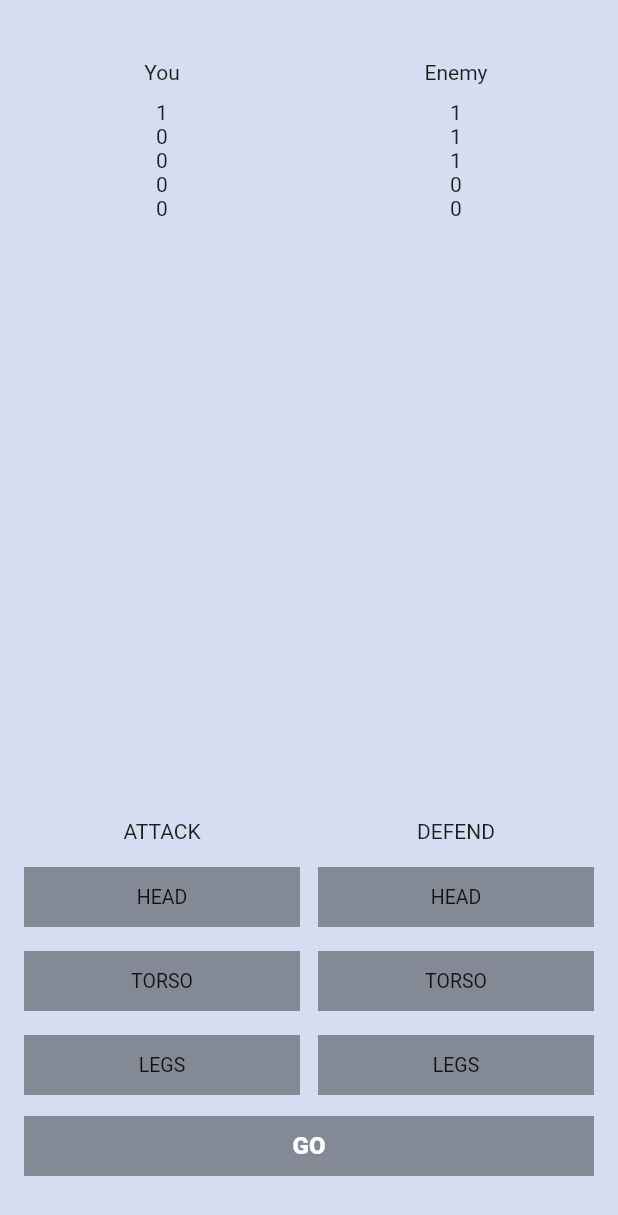
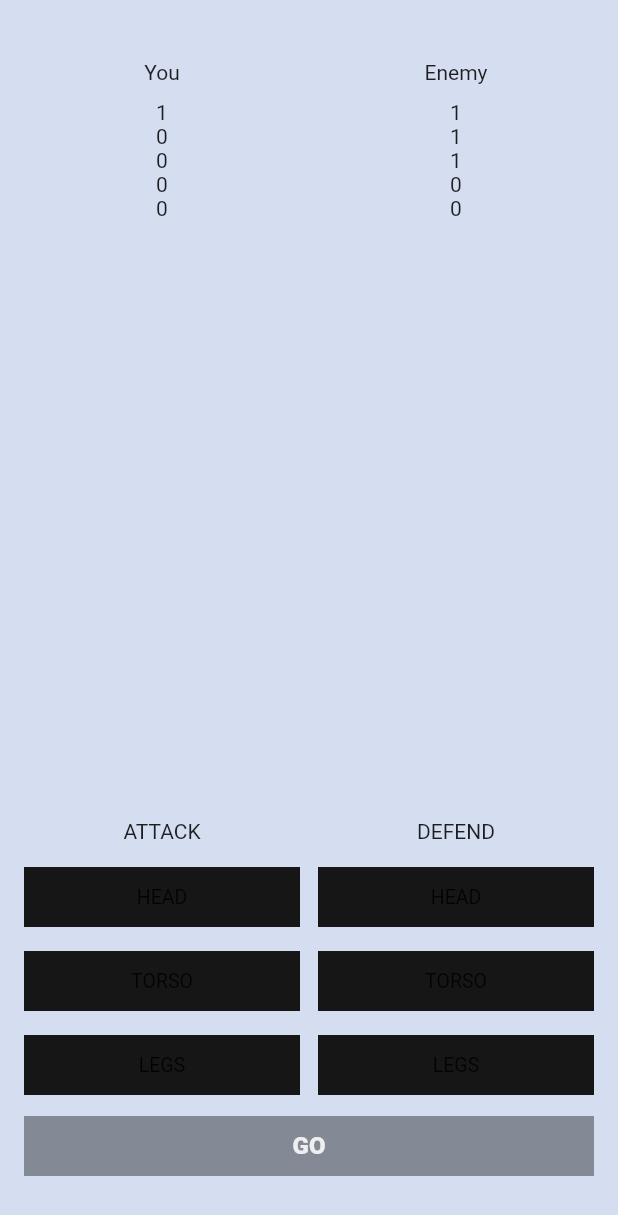
Before and after one commit to romasks/flutter_fight_club, a Flutter app: the screen it shows after launch, on a phone screen of 412 x 824 dp. Shown: the top 1215 px of the screen. Run offline on Flutter 3.47's test engine with Material 2 defaults, Android fonts, the phone set to English and light mode, and no system bars.

Commit message:
Add libs; Add resources; Add colors

```diff
--- a/lib/fight_club_colors.dart
+++ b/lib/fight_club_colors.dart
@@ -0,0 +1,14 @@
+import 'package:flutter/material.dart';
+
+class FightClubColors {
+
+  FightClubColors._();
+
+  static const background = Color.fromRGBO(213, 222, 240, 1);
+  static const greyButton = Colors.black38;
+  static const blueButton = Color(0xFF1C79CE);
+  static const blackButton = Colors.black87;
+  static const darkGreyText = Color(0xFF161616);
+  static const whiteText = Color(0xDDFFFFFF);
+
+}
--- /dev/null
+++ b/lib/fight_club_icons.dart
@@ -0,0 +1,8 @@
+class FightClubIcons {
+
+  FightClubIcons._();
+
+  static const heartFull = "assets/icons/heart-full.png";
+  static const heartEmpty = "assets/icons/heart-empty.png";
+
+}
--- a/lib/fight_club_images.dart
+++ b/lib/fight_club_images.dart
@@ -0,0 +1,8 @@
+class FightClubImages {
+
+  FightClubImages._();
+
+  static const youAvatar = "assets/images/you-avatar.png";
+  static const enemyAvatar = "assets/images/enemy-avatar.png";
+
+}
--- a/lib/main.dart
+++ b/lib/main.dart
@@ -1,4 +1,5 @@
 import 'package:flutter/material.dart';
+import 'package:flutter_fight_club/fight_club_colors.dart';
 
 void main() {
   runApp(MyApp());
@@ -22,8 +23,13 @@ class MyHomePage extends StatefulWidget {
 }
 
 class _MyHomePageState extends State<MyHomePage> {
+  static const int maxLives = 5;
+
   BodyPart? attackingBodyPart;
   BodyPart? defendingBodyPart;
+
+  int yourLives = maxLives;
+  int enemyLives = maxLives;
 
   @override
   Widget build(BuildContext context) {
@@ -32,7 +38,11 @@ class _MyHomePageState extends State<MyHomePage> {
       body: Column(
         children: [
           SizedBox(height: 40),
-          GameResultInfo(),
+          FightersInfo(
+            maxLivesCount: maxLives,
+            yourLivesCount: yourLives,
+            enemyLivesCount: enemyLives,
+          ),
           Expanded(child: SizedBox()),
           ControlBattlePanel(
             defendingBodyPart: defendingBodyPart,
@@ -90,7 +100,18 @@ class BodyPart {
   }
 }
 
-class GameResultInfo extends StatelessWidget {
+class FightersInfo extends StatelessWidget {
+  final int maxLivesCount;
+  final int yourLivesCount;
+  final int enemyLivesCount;
+
+  const FightersInfo(
+      {Key? key,
+      required this.maxLivesCount,
+      required this.yourLivesCount,
+      required this.enemyLivesCount})
+      : super(key: key);
+
   @override
   Widget build(BuildContext context) {
     return Column(
@@ -248,8 +269,9 @@ class BodyPartButton extends StatelessWidget {
             child: SizedBox(
               height: 40,
               child: ColoredBox(
-                color:
-                    selected ? Color.fromRGBO(28, 121, 206, 1) : Colors.black38,
+                color: selected
+                    ? Color.fromRGBO(28, 121, 206, 1)
+                    : FightClubColors.darkGreyText,
                 child: Center(
                   child: Text(
                     bodyPart.name.toUpperCase(),
@@ -294,7 +316,7 @@ class GoButton extends StatelessWidget {
                     style: TextStyle(
                         fontSize: 16,
                         fontWeight: FontWeight.w900,
-                        color: Colors.white),
+                        color: FightClubColors.whiteText),
                   ),
                 ),
               ),
```
Also changed, not shown: pubspec.yaml (+4 -3 lines), assets/icons/heart-empty.png (added), assets/icons/heart-full.png (added), assets/images/enemy-avatar.png (added), assets/images/you-avatar.png (added), google_fonts/PressStart2P-Regular.ttf (added), pubspec.lock, 5 other files.
